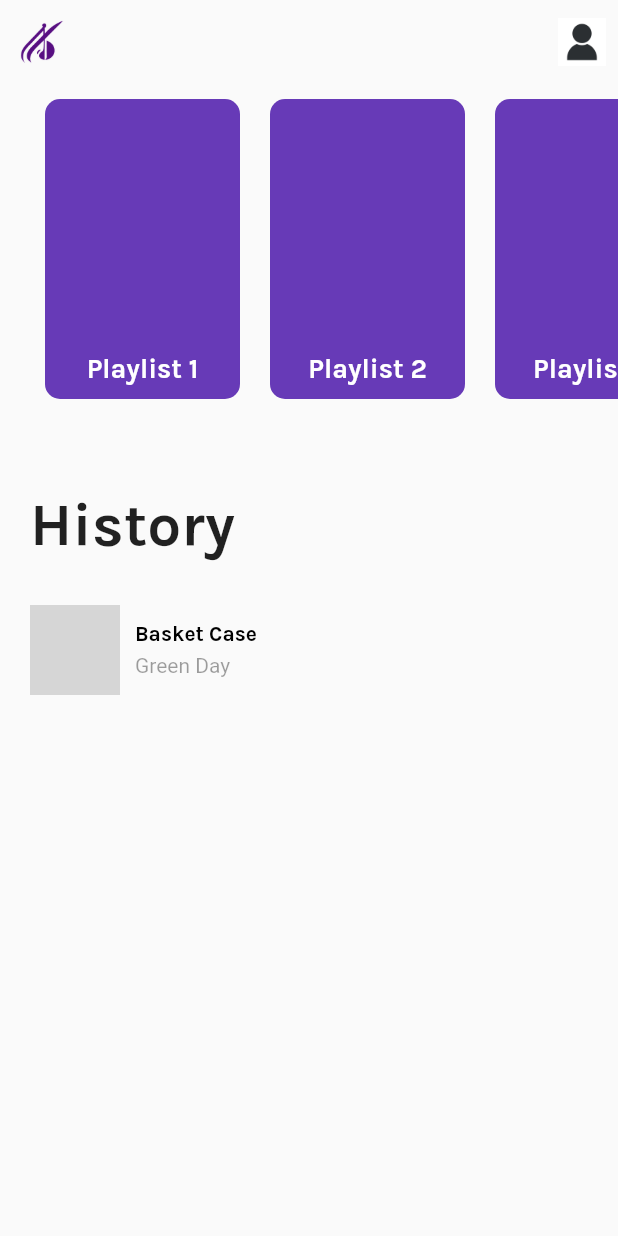
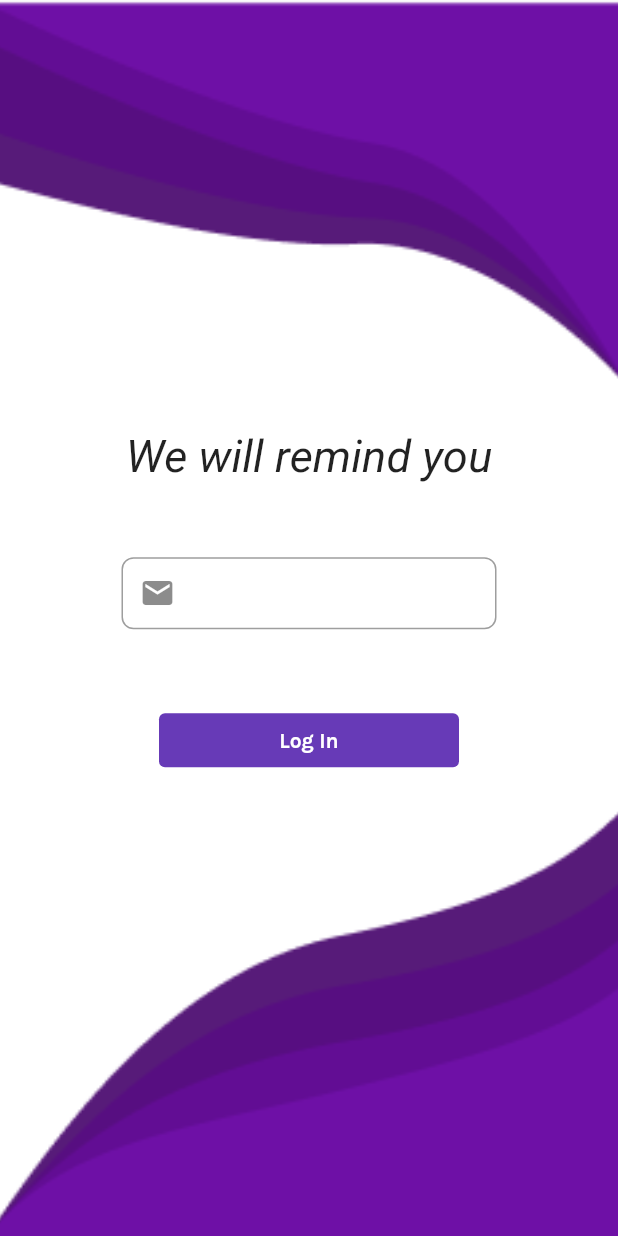
Before and after one commit to RokasStadalius/Mellowde, a Flutter app: the screen it shows after launch, on a phone screen of 412 x 824 dp. Run offline on Flutter 3.47's test engine with Material 2 defaults, Android fonts, the phone set to English and light mode, and no system bars; our stand-ins replace audio_video_progress_bar, just_audio, rxdart; Roboto replaces fonts that are missing (Karla-LightItalic); grey boxes are pictures that could not be loaded.

Commit message:
added forgot_pass_ui

```diff
--- /dev/null
+++ b/mellowde/lib/forgot_pass_ui.dart
@@ -0,0 +1,76 @@
+import 'package:flutter/material.dart';
+
+class ForgotPassScreen extends StatefulWidget {
+  const ForgotPassScreen({super.key});
+
+  @override
+  State<ForgotPassScreen> createState() => _ForgotPassScreenState();
+}
+
+class _ForgotPassScreenState extends State<ForgotPassScreen> {
+  @override
+  Widget build(BuildContext context) {
+    return Scaffold(
+      body: Container(
+        width: MediaQuery.of(context).size.width, // Full screen width
+        decoration: const BoxDecoration(
+          image: DecorationImage(
+            image: AssetImage('assets/welcomeBG.png'),
+            fit: BoxFit.cover, // Ensure the image covers the entire space
+          ),
+        ),
+        child: Column(
+          mainAxisAlignment: MainAxisAlignment.center,
+          children: [
+            Container(
+              child: Text(
+                "We will remind you",
+                style: TextStyle(
+                    fontFamily: "Karla-LightItalic",
+                    fontStyle: FontStyle.italic,
+                    fontSize: 30),
+              ),
+            ),
+            SizedBox(height: 50),
+            Container(
+                margin: EdgeInsets.symmetric(horizontal: 50),
+                width: 250,
+                child: TextField(
+                  decoration: InputDecoration(
+                    prefixIcon: Icon(Icons.email),
+                    contentPadding: EdgeInsets.symmetric(vertical: 10),
+                    fillColor: Colors.deepPurple.withOpacity(0.30),
+                    border: OutlineInputBorder(
+                      borderRadius: BorderRadius.circular(8),
+                      borderSide: BorderSide(
+                          color: Colors.black,
+                          width: 500), // Adjust the width here
+                    ),
+                  ),
+                )),
+            SizedBox(height: 50),
+            Container(
+                margin: EdgeInsets.symmetric(horizontal: 50),
+                //padding: EdgeInsets.only(bottom: 100),
+                width: 200,
+                child: ElevatedButton(
+                  onPressed: () {},
+                  child: const Text(
+                    'Log In',
+                    style: TextStyle(fontFamily: "Karla", color: Colors.white),
+                  ),
+                  style: ElevatedButton.styleFrom(
+                    elevation: 0,
+                    backgroundColor: Colors.deepPurple,
+                  ),
+                )),
+            SizedBox(
+              height: 20,
+            ),
+          ],
+        ),
+      ),
+    );
+    ;
+  }
+}
--- a/mellowde/lib/main.dart
+++ b/mellowde/lib/main.dart
@@ -1,5 +1,6 @@
 import 'package:flutter/material.dart';
 import 'package:mellowde/add_to_playlsit_ui.dart';
+import 'package:mellowde/forgot_pass_ui.dart';
 import 'package:mellowde/main_screen_ui.dart';
 import 'package:mellowde/playlist_create_ui.dart';
 import 'package:mellowde/playlist_edit_ui.dart';
@@ -49,6 +50,6 @@
 
   @override
   Widget build(BuildContext context) {
-    return const MaterialApp(home: MainScreen());
+    return const MaterialApp(home: ForgotPassScreen());
   }
 }
```
